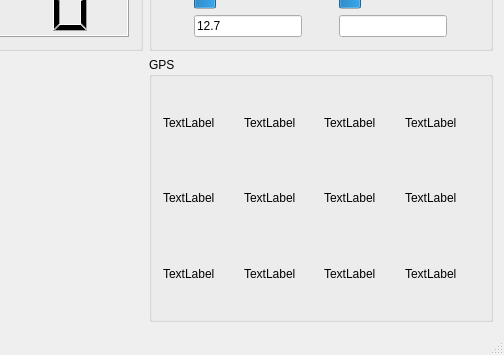
First picture: the form in mainwindow.ui, repository KacperChmielewski/pwrsbt-groundStation, before the edit; both pictures show x 563 to 1067 and y 193 to 548 of the 1067 by 548 pixel window.
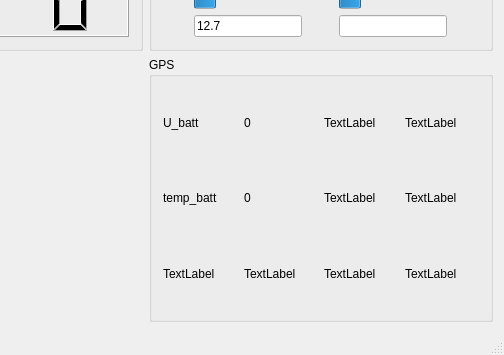
Second picture: the form after the edit.

Commit message: great round

What changed in the file:
```diff
--- a/mainwindow.ui
+++ b/mainwindow.ui
@@ -204,14 +204,14 @@
        <item row="0" column="0">
         <widget class="QLabel" name="label_3">
          <property name="text">
-          <string>TextLabel</string>
+          <string>U_batt</string>
          </property>
         </widget>
        </item>
        <item row="0" column="1">
         <widget class="QLabel" name="label_7">
          <property name="text">
-          <string>TextLabel</string>
+          <string>0</string>
          </property>
         </widget>
        </item>
@@ -260,14 +260,14 @@
        <item row="1" column="0">
         <widget class="QLabel" name="label_11">
          <property name="text">
-          <string>TextLabel</string>
+          <string>temp_batt</string>
          </property>
         </widget>
        </item>
        <item row="1" column="1">
         <widget class="QLabel" name="label_12">
          <property name="text">
-          <string>TextLabel</string>
+          <string>0</string>
          </property>
         </widget>
        </item>
```
Left out of the diff: 4 changed lines with no effect on the pictures. The commit also changes 1 other file.
